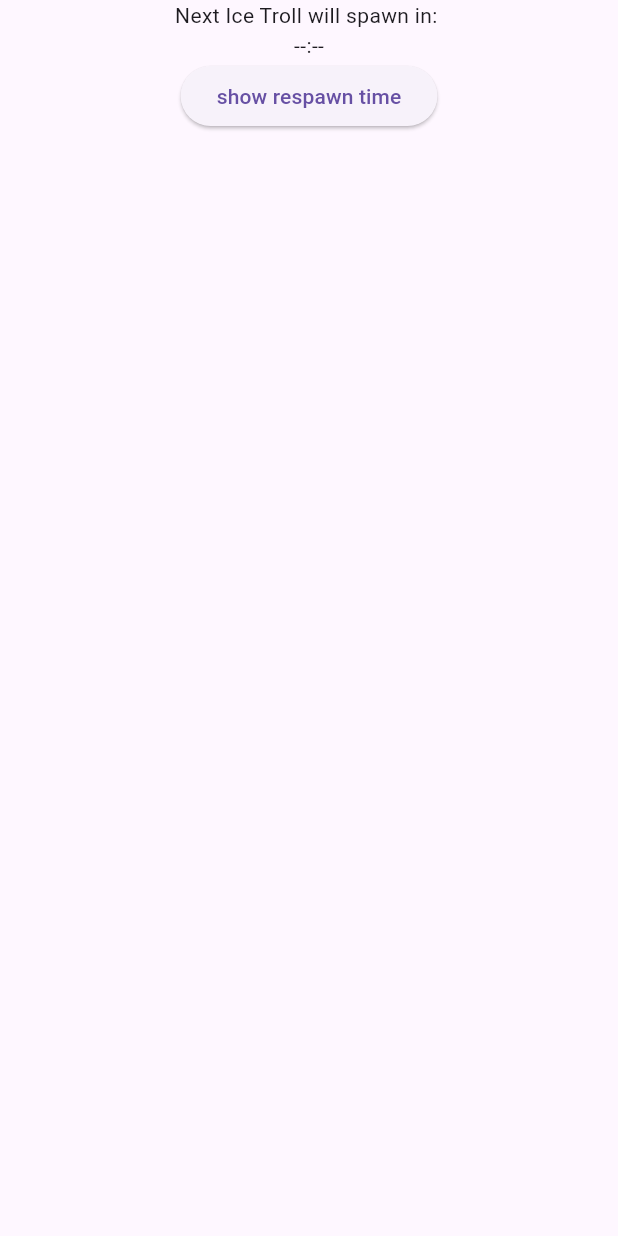
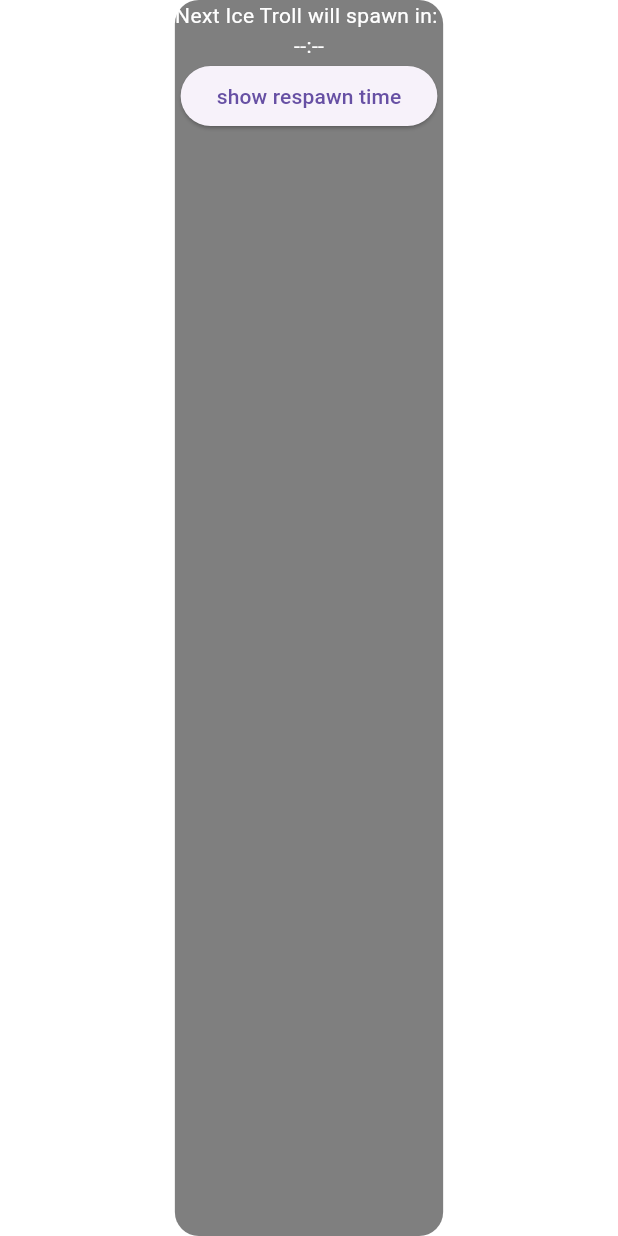
Before and after one commit to CaptainMuu/Blue-Protocol---World-Boss-Timer-Overlay, a Flutter app: the BossTimerPage screen opened directly, on a phone screen of 412 x 824 dp. Run offline on Flutter 3.47's test engine with Material 3 defaults, Android fonts, the phone set to English and light mode, and no system bars; missing offline and left inert: bitsdojo_window, window_manager.

Commit message:
made an overlay, added UI styling, need to work on layout inside (currently broken)

```diff
--- a/lib/UI/boss_timer_page.dart
+++ b/lib/UI/boss_timer_page.dart
@@ -53,11 +53,20 @@ class _BossTimerPageState extends State<BossTimerPage> {
                 timeRemaining!.inSeconds.remainder(60).toString());
     //set time string to be a string value of timeRemaining - if it's null, then display --:--
     return Scaffold(
+      backgroundColor: Colors.transparent,
       body: Center(
+        child: Container(
+          decoration: BoxDecoration(
+            color: Colors.black.withOpacity(0.5),
+            borderRadius: BorderRadius.circular(16),
+          ),
           child: Column(
             children: [
-            Text('Next ${boss.name} will spawn in: '),
-            Text(timeString),
+              Text(
+                'Next ${boss.name} will spawn in: ',
+                style: TextStyle(color: Colors.white),
+              ),
+              Text(timeString, style: TextStyle(color: Colors.white)),
               ElevatedButton(
                 onPressed: startTimer,
                 child: Text("show respawn time"),
@@ -65,6 +74,7 @@ class _BossTimerPageState extends State<BossTimerPage> {
             ],
           ),
         ),
+      ),
     );
   }
 }
--- a/pubspec.yaml
+++ b/pubspec.yaml
@@ -34,6 +34,8 @@ dependencies:
   # The following adds the Cupertino Icons font to your application.
   # Use with the CupertinoIcons class for iOS style icons.
   cupertino_icons: ^1.0.8
+  bitsdojo_window: ^0.1.6
+  window_manager: ^0.5.1
 
 dev_dependencies:
   flutter_test:
```
Also changed, not shown: lib/UI/overlay_window.dart (added, +41 -0 lines), lib/main.dart (+35 -3 lines), pubspec.lock, 2 other files. Lines whose indentation alone changed are shown as unchanged.
